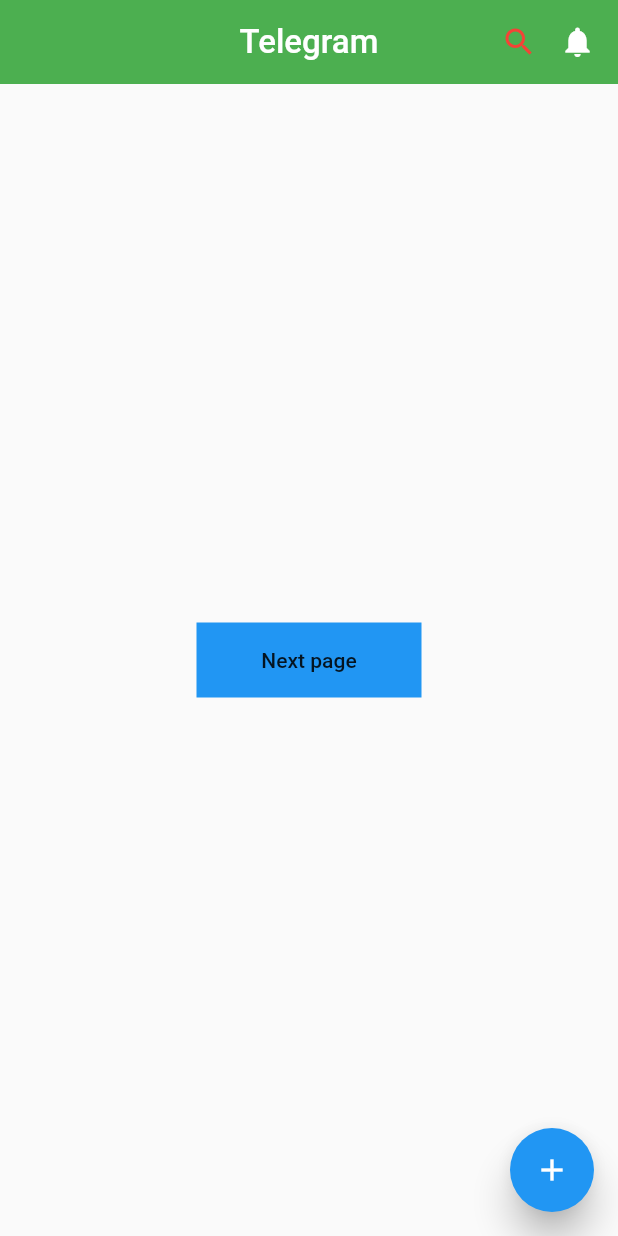
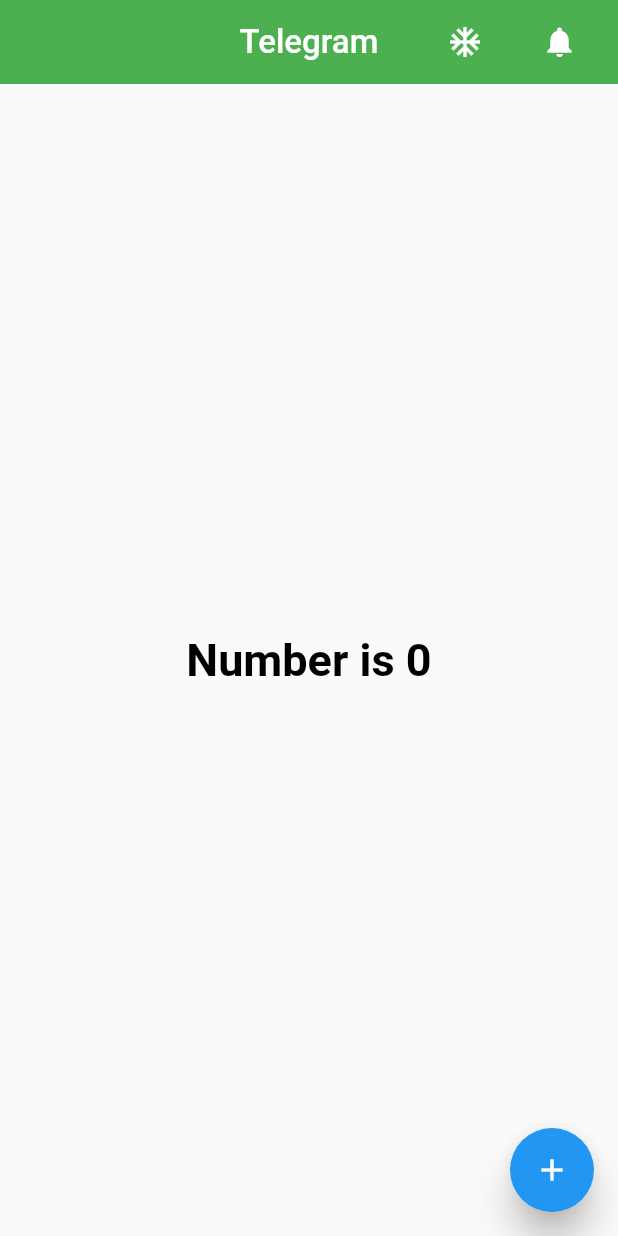
Before and after one commit to FlutterCyber/untitled4, a Flutter app: the screen it shows after launch, on a phone screen of 412 x 824 dp. Run offline on Flutter 3.47's test engine with Material 2 defaults, Android fonts, the phone set to English and light mode, and no system bars.

```diff
--- a/lib/pages/home_page.dart
+++ b/lib/pages/home_page.dart
@@ -1,3 +1,4 @@
+import 'package:flutter/cupertino.dart';
 import 'package:flutter/material.dart';
 import 'package:untitled4/pages/second_page.dart';
 
@@ -11,12 +12,13 @@ class HomePage extends StatefulWidget {
 }
 
 class _HomePageState extends State<HomePage> {
+  int count = 0;
+
   @override
   Widget build(BuildContext context) {
     return Scaffold(
       // appbar yaratish
       appBar: AppBar(
-
         backgroundColor: Colors.green,
         title: const Text(
           'Telegram',
@@ -24,45 +26,47 @@ class _HomePageState extends State<HomePage> {
         ),
         // yozuvni o'rtadan chiqarish
         centerTitle: true,
-
-        actions: const [
-          Icon(
-            Icons.search,
-            color: Colors.red,
+        actions: [
+          IconButton(
+            onPressed: () {
+              setState(() {
+                count = 0;
+              });
+            },
+            icon: Icon(Icons.ac_unit_sharp),
           ),
-          SizedBox(
+          const SizedBox(
             width: 15,
           ),
-          Icon(Icons.notifications),
-          SizedBox(
+          IconButton(
+              onPressed: () {
+                Navigator.pushReplacementNamed(context, SecondPage.id);
+              },
+              icon: Icon(Icons.notifications)),
+          const SizedBox(
             width: 15,
           ),
         ],
         // soyani yo'qotish/darajasi
         elevation: 0,
-
       ),
       body: Center(
-        child: Container(
-          height: 50,
-          width: 150,
-          color: Colors.blue,
-          child: FlatButton(
-            child: const Text('Next page'),
-            onPressed: () {
-              Navigator.pushReplacementNamed(context, SecondPage.id);
-            },
-          ),
-        ),
-      ),
+          child: Text(
+        "Number is " + count.toString(),
+        style: TextStyle(
+            color: Colors.black, fontSize: 30, fontWeight: FontWeight.bold),
+      )),
       floatingActionButton: FloatingActionButton(
         elevation: 10,
-        child: const Icon(Icons.add),
-        onPressed: (){
-          Navigator.pushReplacementNamed(context, SecondPage.id);
+        child: Icon(Icons.add),
+        onPressed: () {
+          // Stateful widget qilib beradi yani ui ni o'zgartirib beradi
+          setState(() {
+            count++;
+          });
+          print(count);
         },
       ),
-
     );
   }
 }
```
